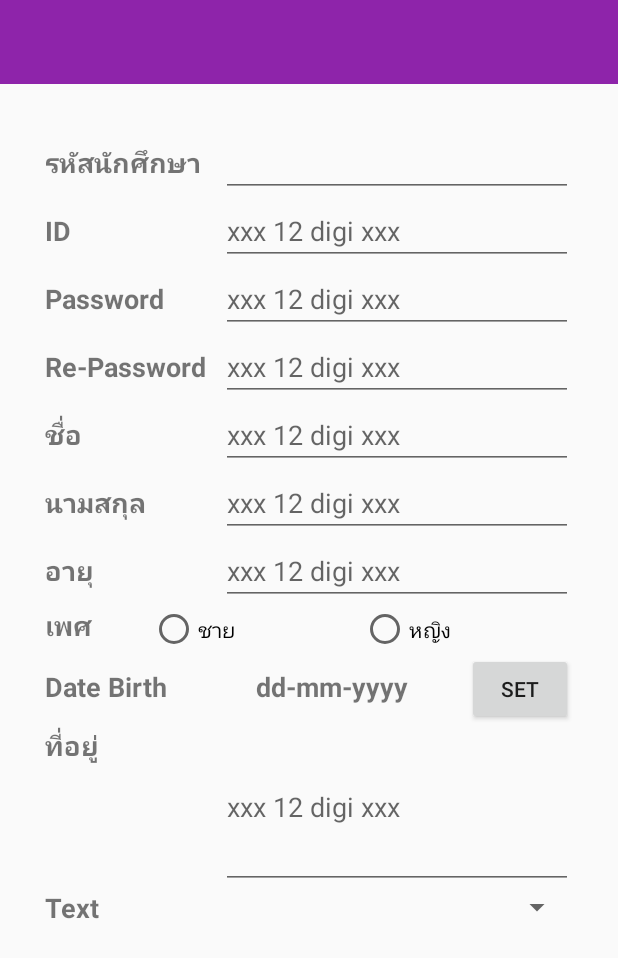
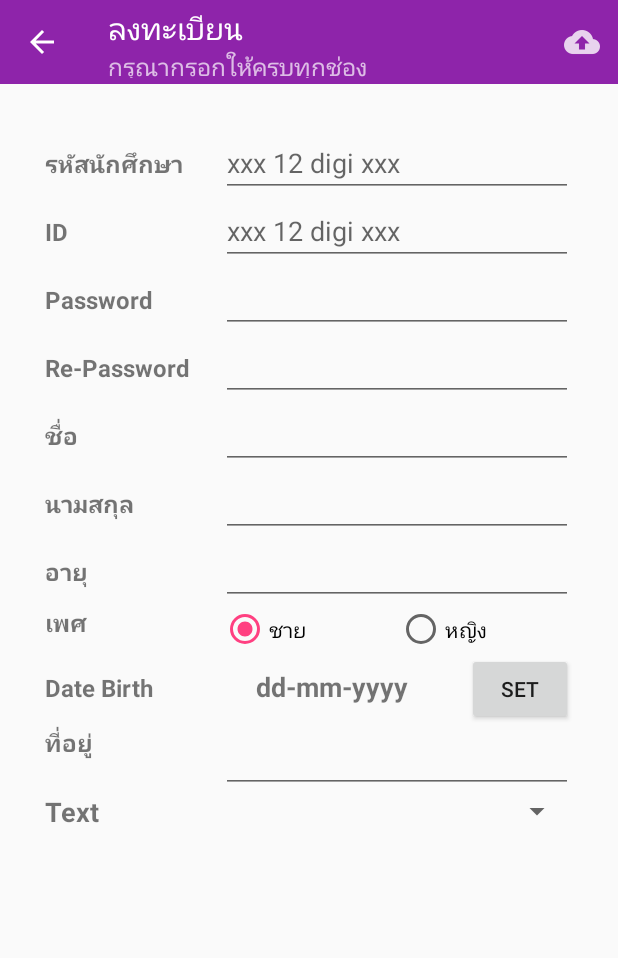
Before and after one commit to Natida2640/ExtSBC, an Android app: the screen it shows after launch (MainActivity), after a tap on "New Register", on a phone screen of 412 x 824 dp. Shown: the top 958 px of the screen. Run offline under Robolectric (Android 15) with nearby library versions, the phone set to English and light mode, and no system bars.

Commit message:
Update(new)

```diff
--- a/app/src/main/java/ni/mind/th/ac/sutheast/extsbc/RegisterFragment.java
+++ b/app/src/main/java/ni/mind/th/ac/sutheast/extsbc/RegisterFragment.java
@@ -2,10 +2,17 @@ package ni.mind.th.ac.sutheast.extsbc;
 
 
 import android.os.Bundle;
+import android.support.annotation.Nullable;
 import android.support.v4.app.Fragment;
+import android.support.v7.widget.Toolbar;
 import android.view.LayoutInflater;
+import android.view.Menu;
+import android.view.MenuInflater;
 import android.view.View;
 import android.view.ViewGroup;
+import android.widget.Spinner;
+
+import java.util.zip.Inflater;
 
 
 /**
@@ -20,6 +27,50 @@ public class RegisterFragment extends Fragment {
 
 
     @Override
+    public void onActivityCreated(@Nullable Bundle savedInstanceState) {
+        super.onActivityCreated(savedInstanceState);
+
+//        Create Toolber
+        createToolber();
+
+//        Create Division
+        createDivision();
+
+    }   //Main Method
+
+    private void createDivision() {
+
+        String[] strings = new String[]{"ชั่นปีที่1","ชั่นปีที่2","ชั่นปีที่3","ชั่นปีที่4",};
+
+        Spinner spinner = getView().findViewById(R.id.spinnerDivision);
+    }
+
+    private void createToolber() {
+        Toolbar toolbar = getView().findViewById(R.id.toolbarRegister);
+        ((MainActivity)getActivity()).setSupportActionBar(toolbar);
+        ((MainActivity) getActivity()).getSupportActionBar().setTitle(getString(R.string.register));
+        ((MainActivity) getActivity()).getSupportActionBar().setSubtitle(getString(R.string.message_have_space));
+        ((MainActivity) getActivity()).getSupportActionBar().setHomeButtonEnabled(true);
+        ((MainActivity) getActivity()).getSupportActionBar().setDisplayHomeAsUpEnabled(true);
+        toolbar.setNavigationOnClickListener(new View.OnClickListener() {
+            @Override
+            public void onClick(View v) {
+                getActivity().getSupportFragmentManager().popBackStack();
+            }
+        });
+        setHasOptionsMenu(true);
+    }
+
+
+    @Override
+    public void onCreateOptionsMenu(Menu menu, MenuInflater inflater) {
+        super.onCreateOptionsMenu(menu, inflater);
+
+
+        inflater.inflate(R.menu.menu_register,menu);
+    }
+
+    @Override
     public View onCreateView(LayoutInflater inflater, ViewGroup container,
                              Bundle savedInstanceState) {
         // Inflate the layout for this fragment
--- a/app/src/main/res/layout/fragment_register.xml
+++ b/app/src/main/res/layout/fragment_register.xml
@@ -12,6 +12,7 @@
 
         <!--Toolbar-->
         <android.support.v7.widget.Toolbar
+            android:theme="@style/ThemeOverlay.AppCompat.Dark.ActionBar"
             android:id="@+id/toolbarRegister"
             android:layout_width="match_parent"
             android:layout_height="?attr/actionBarSize"
@@ -42,16 +43,17 @@
                         android:layout_height="wrap_content"
                         android:layout_weight="1"
                         android:text="@string/std_id"
-                        android:textSize="18sp"
+                        android:textSize="@dimen/h3"
                         android:textStyle="bold" />
 
 
                     <!--TextField-->
                     <EditText
+                        android:inputType="number"
                         android:layout_width="0dp"
                         android:layout_height="wrap_content"
                         android:layout_weight="2"
-                        android:hint="" />
+                        android:hint="xxx 12 digi xxx" />
 
 
                 </LinearLayout>
@@ -68,12 +70,13 @@
                         android:layout_height="wrap_content"
                         android:layout_weight="1"
                         android:text="ID"
-                        android:textSize="18sp"
+                        android:textSize="@dimen/h3"
                         android:textStyle="bold" />
 
 
                     <!--TextField-->
                     <EditText
+                        android:inputType="number"
                         android:layout_width="0dp"
                         android:layout_height="wrap_content"
                         android:layout_weight="2"
@@ -94,16 +97,17 @@
                         android:layout_height="wrap_content"
                         android:layout_weight="1"
                         android:text="Password"
-                        android:textSize="18sp"
+                        android:textSize="@dimen/h3"
                         android:textStyle="bold" />
 
 
                     <!--TextField-->
                     <EditText
+                        android:inputType="textPassword"
                         android:layout_width="0dp"
                         android:layout_height="wrap_content"
                         android:layout_weight="2"
-                        android:hint="xxx 12 digi xxx" />
+                         />
 
 
                 </LinearLayout>
@@ -120,16 +124,17 @@
                         android:layout_height="wrap_content"
                         android:layout_weight="1"
                         android:text="Re-Password"
-                        android:textSize="18sp"
+                        android:textSize="@dimen/h3"
                         android:textStyle="bold" />
 
 
                     <!--TextField-->
                     <EditText
+                        android:inputType="textPassword"
                         android:layout_width="0dp"
                         android:layout_height="wrap_content"
                         android:layout_weight="2"
-                        android:hint="xxx 12 digi xxx" />
+                         />
 
 
                 </LinearLayout>
@@ -146,16 +151,17 @@
                         android:layout_height="wrap_content"
                         android:layout_weight="1"
                         android:text="@string/firstname"
-                        android:textSize="18sp"
+                        android:textSize="@dimen/h3"
                         android:textStyle="bold" />
 
 
                     <!--TextField-->
                     <EditText
+                        android:inputType="text"
                         android:layout_width="0dp"
                         android:layout_height="wrap_content"
                         android:layout_weight="2"
-                        android:hint="xxx 12 digi xxx" />
+                         />
 
 
                 </LinearLayout>
@@ -172,16 +178,17 @@
                         android:layout_height="wrap_content"
                         android:layout_weight="1"
                         android:text="@string/lastname"
-                        android:textSize="18sp"
+                        android:textSize="@dimen/h3"
                         android:textStyle="bold" />
 
 
                     <!--TextField-->
                     <EditText
+                        android:inputType="text"
                         android:layout_width="0dp"
                         android:layout_height="wrap_content"
                         android:layout_weight="2"
-                        android:hint="xxx 12 digi xxx" />
+                         />
 
 
                 </LinearLayout>
@@ -198,16 +205,17 @@
                         android:layout_height="wrap_content"
                         android:layout_weight="1"
                         android:text="@string/age"
-                        android:textSize="18sp"
+                        android:textSize="@dimen/h3"
                         android:textStyle="bold" />
 
 
                     <!--TextField-->
                     <EditText
+                        android:inputType="number"
                         android:layout_width="0dp"
                         android:layout_height="wrap_content"
                         android:layout_weight="2"
-                        android:hint="xxx 12 digi xxx" />
+                         />
 
 
                 </LinearLayout>
@@ -227,7 +235,7 @@
                         android:layout_height="wrap_content"
                         android:layout_weight="1"
                         android:text="@string/sex"
-                        android:textSize="18sp"
+                        android:textSize="@dimen/h3"
                         android:textStyle="bold" />
 
 
@@ -238,19 +246,11 @@
                         android:orientation="horizontal">
 
                         <RadioButton
+                            android:checked="true"
                             android:layout_width="0dp"
                             android:layout_height="wrap_content"
                             android:layout_weight="1"
                             android:text="@string/male" />
-
-                    </RadioGroup>
-
-                    <RadioGroup
-                        android:layout_width="0dp"
-                        android:layout_height="wrap_content"
-                        android:layout_weight="2"
-                        android:orientation="horizontal">
-
                         <RadioButton
                             android:layout_width="0dp"
                             android:layout_height="wrap_content"
@@ -258,6 +258,8 @@
                             android:text="@string/female" />
 
                     </RadioGroup>
+
+
 
 
                 </LinearLayout>
@@ -278,7 +280,7 @@
                     android:layout_height="wrap_content"
                     android:layout_weight="1"
                     android:text="Date Birth"
-                    android:textSize="18sp"
+                    android:textSize="@dimen/h3"
                     android:textStyle="bold" />
 
                     <TextView
@@ -313,17 +315,19 @@
                         android:layout_height="wrap_content"
                         android:layout_weight="1"
                         android:text="@string/address"
-                        android:textSize="18sp"
+                        android:textSize="@dimen/h3"
                         android:textStyle="bold" />
 
 
                     <!--TextField-->
                     <EditText
+                        android:inputType="text"
+                        android:layout_gravity="top"
                         android:lines="4"
                         android:layout_width="0dp"
                         android:layout_height="wrap_content"
                         android:layout_weight="2"
-                        android:hint="xxx 12 digi xxx" />
+                         />
 
 
                 </LinearLayout>
@@ -347,6 +351,7 @@
 
                     <!--TextField-->
                     <Spinner
+                        android:id="@+id/spinnerDivision"
                         android:layout_width="0dp"
                         android:layout_height="wrap_content"
                         android:layout_weight="2" />
--- /dev/null
+++ b/app/src/main/res/menu/menu_register.xml
@@ -0,0 +1,12 @@
+<?xml version="1.0" encoding="utf-8"?>
+<menu xmlns:android="http://schemas.android.com/apk/res/android"
+    xmlns:app="http://schemas.android.com/apk/res-auto">
+
+
+    <item
+        app:showAsAction="always"
+        android:icon="@drawable/ic_action_cloud"
+        android:id="@+id/itemCloud"
+        android:title="Upload To Cloud"/>
+
+</menu>
--- /dev/null
+++ b/app/src/main/res/values/dimens.xml
@@ -0,0 +1,4 @@
+<?xml version="1.0" encoding="utf-8"?>
+<resources>
+    <dimen name="h3">16sp</dimen>
+</resources>
--- a/app/src/main/res/values/strings.xml
+++ b/app/src/main/res/values/strings.xml
@@ -14,4 +14,7 @@
     <string name="female">หญิง</string>
     <string name="address">ที่อยู่</string>
 
+    <string name="register">ลงทะเบียน</string>
+    <string name="message_have_space">กรุณากรอกให้ครบทุกช่อง</string>
+
 </resources>
```
Also changed, not shown: app/src/main/res/drawable-hdpi/ic_action_cloud.png (added), app/src/main/res/drawable-mdpi/ic_action_cloud.png (added), app/src/main/res/drawable-xhdpi/ic_action_cloud.png (added), app/src/main/res/drawable-xxhdpi/ic_action_cloud.png (added), app/src/main/res/drawable-xxxhdpi/ic_action_cloud.png (added), 1 other file.
